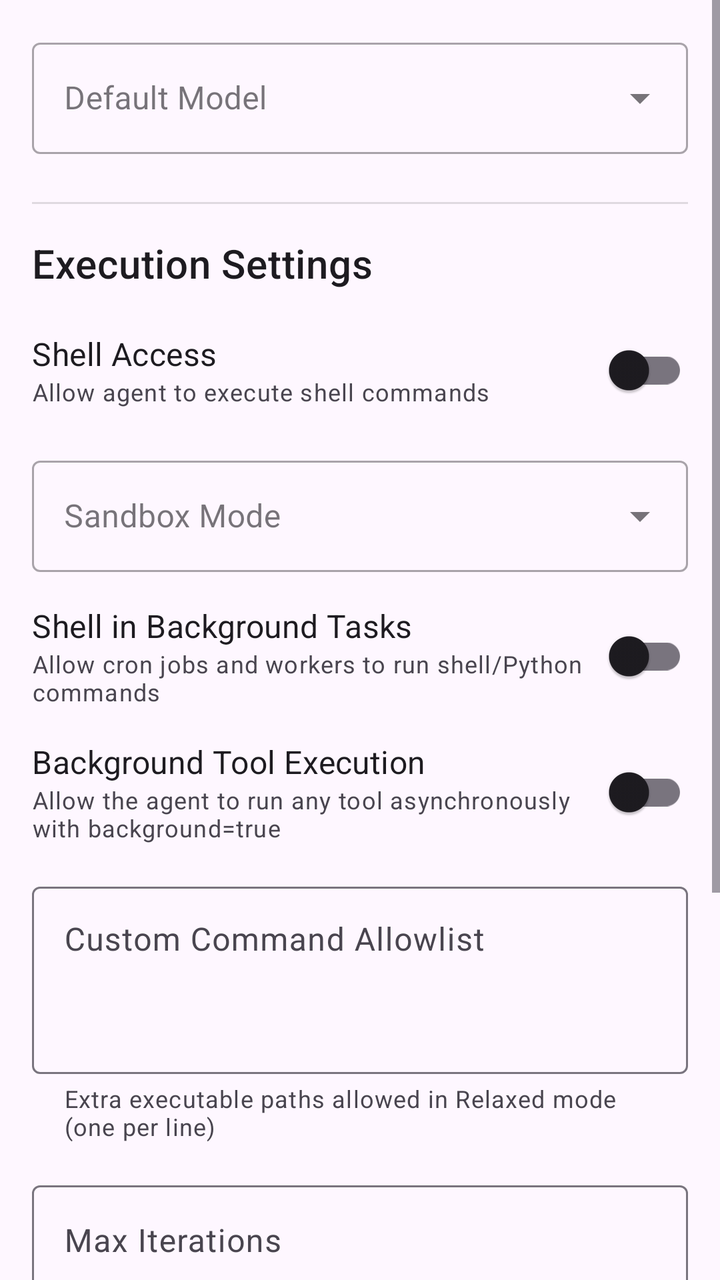
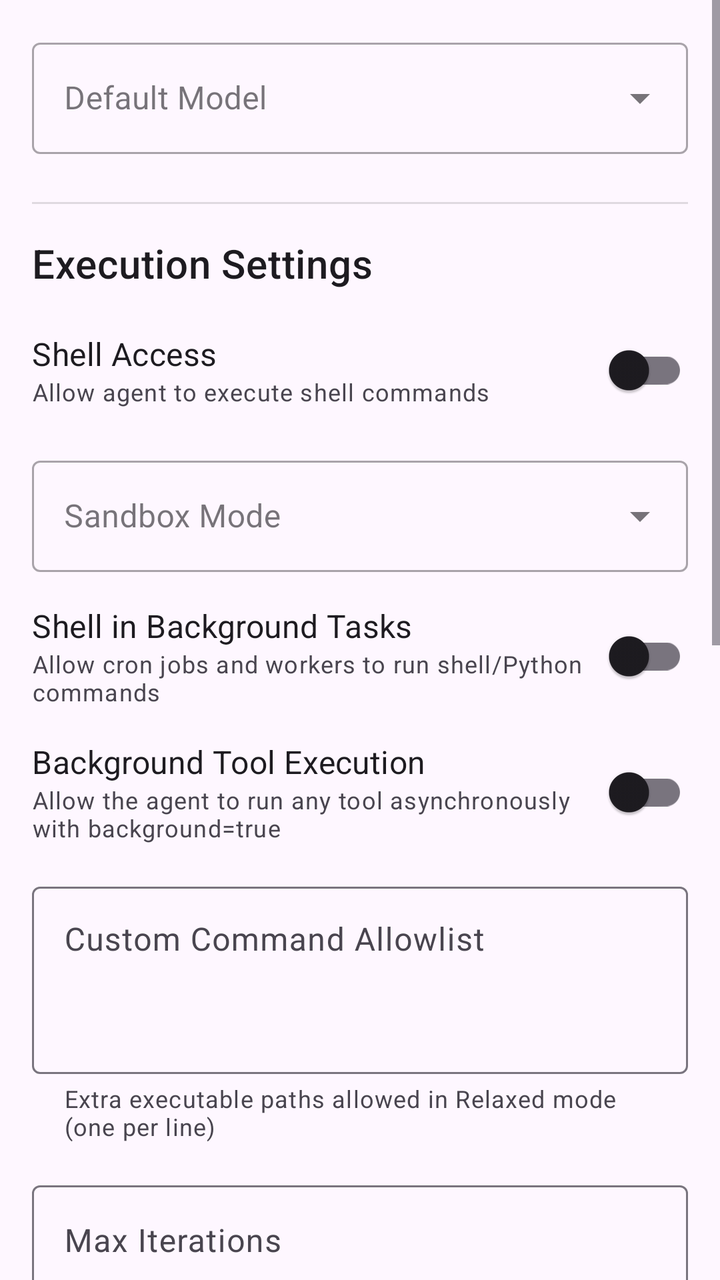

Compare the two renders of this Android layout. The source of the first and the diff that turns it into the second are given below.
<!-- AndroidManifest.xml: application theme Theme.DroidClaw -->
<!-- res/layout/fragment_agent_settings.xml -->
<?xml version="1.0" encoding="utf-8"?>
<ScrollView xmlns:android="http://schemas.android.com/apk/res/android"
    xmlns:app="http://schemas.android.com/apk/res-auto"
    android:layout_width="match_parent"
    android:layout_height="match_parent"
    android:fillViewport="true">

    <LinearLayout
        android:layout_width="match_parent"
        android:layout_height="wrap_content"
        android:orientation="vertical"
        android:padding="16dp">

        
        <com.google.android.material.textfield.TextInputLayout
            style="@style/Widget.MaterialComponents.TextInputLayout.OutlinedBox.ExposedDropdownMenu"
            android:layout_width="match_parent"
            android:layout_height="wrap_content"
            android:layout_marginBottom="24dp"
            android:hint="@string/agent_default_model"
            app:boxBackgroundMode="outline">

            <AutoCompleteTextView
                android:id="@+id/dropdown_default_model"
                android:layout_width="match_parent"
                android:layout_height="wrap_content"
                android:inputType="none" />

        </com.google.android.material.textfield.TextInputLayout>

        
        <View
            android:layout_width="match_parent"
            android:layout_height="1dp"
            android:layout_marginBottom="8dp"
            android:background="?android:attr/listDivider" />

        
        <TextView
            android:layout_width="wrap_content"
            android:layout_height="wrap_content"
            android:text="@string/agent_execution_settings"
            android:textAppearance="?attr/textAppearanceHeadline6"
            android:layout_marginTop="8dp"
            android:layout_marginBottom="16dp" />

        
        <LinearLayout
            android:layout_width="match_parent"
            android:layout_height="wrap_content"
            android:orientation="horizontal"
            android:gravity="center_vertical"
            android:layout_marginBottom="16dp">

            <LinearLayout
                android:layout_width="0dp"
                android:layout_height="wrap_content"
                android:layout_weight="1"
                android:orientation="vertical">

                <TextView
                    android:layout_width="wrap_content"
                    android:layout_height="wrap_content"
                    android:text="@string/shell_access"
                    android:textAppearance="?attr/textAppearanceSubtitle1" />

                <TextView
                    android:layout_width="wrap_content"
                    android:layout_height="wrap_content"
                    android:text="@string/shell_access_description"
                    android:textAppearance="?attr/textAppearanceCaption"
                    android:textColor="?android:attr/textColorSecondary" />

            </LinearLayout>

            <com.google.android.material.switchmaterial.SwitchMaterial
                android:id="@+id/switch_shell_access"
                android:layout_width="wrap_content"
                android:layout_height="wrap_content" />

        </LinearLayout>

        
        <com.google.android.material.textfield.TextInputLayout
            style="@style/Widget.MaterialComponents.TextInputLayout.OutlinedBox.ExposedDropdownMenu"
            android:layout_width="match_parent"
            android:layout_height="wrap_content"
            android:layout_marginBottom="16dp"
            android:hint="@string/sandbox_mode"
            app:boxBackgroundMode="outline">

            <AutoCompleteTextView
                android:id="@+id/dropdown_sandbox_mode"
                android:layout_width="match_parent"
                android:layout_height="wrap_content"
                android:inputType="none" />

        </com.google.android.material.textfield.TextInputLayout>

        
        <LinearLayout
            android:layout_width="match_parent"
            android:layout_height="wrap_content"
            android:orientation="horizontal"
            android:gravity="center_vertical"
            android:layout_marginBottom="16dp">

            <LinearLayout
                android:layout_width="0dp"
                android:layout_height="wrap_content"
                android:layout_weight="1"
                android:orientation="vertical">

                <TextView
                    android:layout_width="wrap_content"
                    android:layout_height="wrap_content"
                    android:text="@string/background_shell_access"
                    android:textAppearance="?attr/textAppearanceSubtitle1" />

                <TextView
                    android:layout_width="wrap_content"
                    android:layout_height="wrap_content"
                    android:text="@string/background_shell_access_description"
                    android:textAppearance="?attr/textAppearanceCaption"
                    android:textColor="?android:attr/textColorSecondary" />

            </LinearLayout>

            <com.google.android.material.switchmaterial.SwitchMaterial
                android:id="@+id/switch_background_shell_access"
                android:layout_width="wrap_content"
                android:layout_height="wrap_content" />

        </LinearLayout>

        
        <LinearLayout
            android:layout_width="match_parent"
            android:layout_height="wrap_content"
            android:orientation="horizontal"
            android:gravity="center_vertical"
            android:layout_marginBottom="16dp">

            <LinearLayout
                android:layout_width="0dp"
                android:layout_height="wrap_content"
                android:layout_weight="1"
                android:orientation="vertical">

                <TextView
                    android:layout_width="wrap_content"
                    android:layout_height="wrap_content"
                    android:text="@string/background_exec"
                    android:textAppearance="?attr/textAppearanceSubtitle1" />

                <TextView
                    android:layout_width="wrap_content"
                    android:layout_height="wrap_content"
                    android:text="@string/background_exec_description"
                    android:textAppearance="?attr/textAppearanceCaption"
                    android:textColor="?android:attr/textColorSecondary" />

            </LinearLayout>

            <com.google.android.material.switchmaterial.SwitchMaterial
                android:id="@+id/switch_background_exec"
                android:layout_width="wrap_content"
                android:layout_height="wrap_content" />

        </LinearLayout>

        
        <com.google.android.material.textfield.TextInputLayout
            android:layout_width="match_parent"
            android:layout_height="wrap_content"
            android:layout_marginBottom="16dp"
            android:hint="@string/custom_allowlist"
            app:helperText="@string/custom_allowlist_description"
            app:boxBackgroundMode="outline">

            <com.google.android.material.textfield.TextInputEditText
                android:id="@+id/input_custom_allowlist"
                android:layout_width="match_parent"
                android:layout_height="wrap_content"
                android:minLines="3"
                android:gravity="top"
                android:inputType="textMultiLine" />

        </com.google.android.material.textfield.TextInputLayout>

        
        <com.google.android.material.textfield.TextInputLayout
            android:layout_width="match_parent"
            android:layout_height="wrap_content"
            android:layout_marginBottom="16dp"
            android:hint="@string/max_iterations"
            app:helperText="@string/max_iterations_description"
            app:boxBackgroundMode="outline">

            <com.google.android.material.textfield.TextInputEditText
                android:id="@+id/input_max_iterations"
                android:layout_width="match_parent"
                android:layout_height="wrap_content"
                android:inputType="number" />

        </com.google.android.material.textfield.TextInputLayout>

        
        <LinearLayout
            android:layout_width="match_parent"
            android:layout_height="wrap_content"
            android:orientation="horizontal"
            android:gravity="center_vertical"
            android:layout_marginBottom="16dp">

            <LinearLayout
                android:layout_width="0dp"
                android:layout_height="wrap_content"
                android:layout_weight="1"
                android:orientation="vertical">

                <TextView
                    android:layout_width="wrap_content"
                    android:layout_height="wrap_content"
                    android:text="@string/require_approval"
                    android:textAppearance="?attr/textAppearanceSubtitle1" />

                <TextView
                    android:layout_width="wrap_content"
                    android:layout_height="wrap_content"
                    android:text="@string/require_approval_description"
                    android:textAppearance="?attr/textAppearanceCaption"
                    android:textColor="?android:attr/textColorSecondary" />

            </LinearLayout>

            <com.google.android.material.switchmaterial.SwitchMaterial
                android:id="@+id/switch_require_approval"
                android:layout_width="wrap_content"
                android:layout_height="wrap_content" />

        </LinearLayout>

        
        <com.google.android.material.textfield.TextInputLayout
            android:layout_width="match_parent"
            android:layout_height="wrap_content"
            android:layout_marginBottom="24dp"
            android:hint="@string/shell_timeout"
            app:helperText="@string/shell_timeout_description"
            app:boxBackgroundMode="outline">

            <com.google.android.material.textfield.TextInputEditText
                android:id="@+id/input_shell_timeout"
                android:layout_width="match_parent"
                android:layout_height="wrap_content"
                android:inputType="number" />

        </com.google.android.material.textfield.TextInputLayout>

        
        <com.google.android.material.button.MaterialButton
            android:id="@+id/button_save"
            android:layout_width="match_parent"
            android:layout_height="wrap_content"
            android:text="@string/save" />

    </LinearLayout>

</ScrollView>
<!-- resources referenced by this layout -->
<resources>
  <string name="agent_default_model">Default Model</string>
  <string name="agent_execution_settings">Execution Settings</string>
  <string name="background_exec">Background Tool Execution</string>
  <string name="background_exec_description">Allow the agent to run any tool asynchronously with background=true</string>
  <string name="background_shell_access">Shell in Background Tasks</string>
  <string name="background_shell_access_description">Allow cron jobs and workers to run shell/Python commands</string>
  <string name="custom_allowlist">Custom Command Allowlist</string>
  <string name="custom_allowlist_description">Extra executable paths allowed in Relaxed mode (one per line)</string>
  <string name="max_iterations">Max Iterations</string>
  <string name="max_iterations_description">Maximum tool execution cycles</string>
  <string name="require_approval">Require Approval</string>
  <string name="require_approval_description">Confirm before executing tools</string>
  <string name="sandbox_mode">Sandbox Mode</string>
  <string name="save">Save</string>
  <string name="shell_access">Shell Access</string>
  <string name="shell_access_description">Allow agent to execute shell commands</string>
  <string name="shell_timeout">Shell Timeout (seconds)</string>
  <string name="shell_timeout_description">Command execution limit</string>
  <style name="Theme.DroidClaw" parent="Base.Theme.DroidClaw" />
  <style name="Base.Theme.DroidClaw" parent="Theme.Material3.DayNight">
          <item name="windowActionBar">false</item>
          <item name="windowNoTitle">true</item>
          
          <item name="android:windowOptOutEdgeToEdgeEnforcement" tools:targetApi="35">true</item>
          
          <item name="android:statusBarColor">?android:attr/colorBackground</item>
          
          <item name="android:windowLightStatusBar" tools:targetApi="23">true</item>
          
          
      </style>
</resources>

<!-- the commit's change to res/layout/fragment_agent_settings.xml (unified diff, before → after) -->
@@ -259,6 +259,73 @@
         </com.google.android.material.textfield.TextInputLayout>
 
         
+        <View
+            android:layout_width="match_parent"
+            android:layout_height="1dp"
+            android:layout_marginBottom="8dp"
+            android:background="?android:attr/listDivider" />
+
+        
+        <TextView
+            android:layout_width="wrap_content"
+            android:layout_height="wrap_content"
+            android:text="@string/network_timeouts"
+            android:textAppearance="?attr/textAppearanceHeadline6"
+            android:layout_marginTop="8dp"
+            android:layout_marginBottom="16dp" />
+
+        
+        <com.google.android.material.textfield.TextInputLayout
+            android:layout_width="match_parent"
+            android:layout_height="wrap_content"
+            android:layout_marginBottom="16dp"
+            android:hint="@string/llm_connect_timeout"
+            app:helperText="@string/llm_connect_timeout_description"
+            app:boxBackgroundMode="outline">
+
+            <com.google.android.material.textfield.TextInputEditText
+                android:id="@+id/input_llm_connect_timeout"
+                android:layout_width="match_parent"
+                android:layout_height="wrap_content"
+                android:inputType="number" />
+
+        </com.google.android.material.textfield.TextInputLayout>
+
+        
+        <com.google.android.material.textfield.TextInputLayout
+            android:layout_width="match_parent"
+            android:layout_height="wrap_content"
+            android:layout_marginBottom="16dp"
+            android:hint="@string/llm_read_timeout"
+            app:helperText="@string/llm_read_timeout_description"
+            app:boxBackgroundMode="outline">
+
+            <com.google.android.material.textfield.TextInputEditText
+                android:id="@+id/input_llm_read_timeout"
+                android:layout_width="match_parent"
+                android:layout_height="wrap_content"
+                android:inputType="number" />
+
+        </com.google.android.material.textfield.TextInputLayout>
+
+        
+        <com.google.android.material.textfield.TextInputLayout
+            android:layout_width="match_parent"
+            android:layout_height="wrap_content"
+            android:layout_marginBottom="16dp"
+            android:hint="@string/llm_write_timeout"
+            app:helperText="@string/llm_write_timeout_description"
+            app:boxBackgroundMode="outline">
+
+            <com.google.android.material.textfield.TextInputEditText
+                android:id="@+id/input_llm_write_timeout"
+                android:layout_width="match_parent"
+                android:layout_height="wrap_content"
+                android:inputType="number" />
+
+        </com.google.android.material.textfield.TextInputLayout>
+
+        
         <com.google.android.material.button.MaterialButton
             android:id="@+id/button_save"
             android:layout_width="match_parent"
<!-- resource entries referenced after the edit -->
@@ -8,8 +8,15 @@
   <string name="background_shell_access_description">Allow cron jobs and workers to run shell/Python commands</string>
   <string name="custom_allowlist">Custom Command Allowlist</string>
   <string name="custom_allowlist_description">Extra executable paths allowed in Relaxed mode (one per line)</string>
+  <string name="llm_connect_timeout">LLM Connect Timeout (seconds)</string>
+  <string name="llm_connect_timeout_description">Connection timeout for LLM API</string>
+  <string name="llm_read_timeout">LLM Read Timeout (seconds)</string>
+  <string name="llm_read_timeout_description">Response read timeout for LLM API</string>
+  <string name="llm_write_timeout">LLM Write Timeout (seconds)</string>
+  <string name="llm_write_timeout_description">Request write timeout for LLM API</string>
   <string name="max_iterations">Max Iterations</string>
   <string name="max_iterations_description">Maximum tool execution cycles</string>
+  <string name="network_timeouts">Network Timeouts</string>
   <string name="require_approval">Require Approval</string>
   <string name="require_approval_description">Confirm before executing tools</string>
   <string name="sandbox_mode">Sandbox Mode</string>
